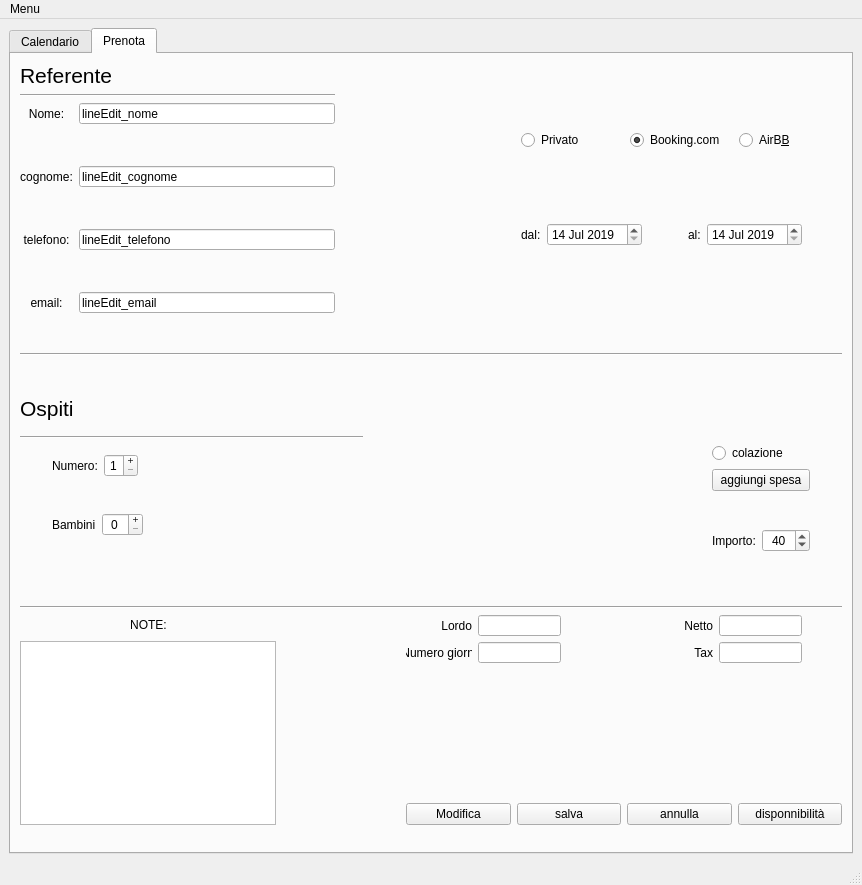
First picture: the form in gui.ui, repository LucioPg/ErbaVento, before the edit.
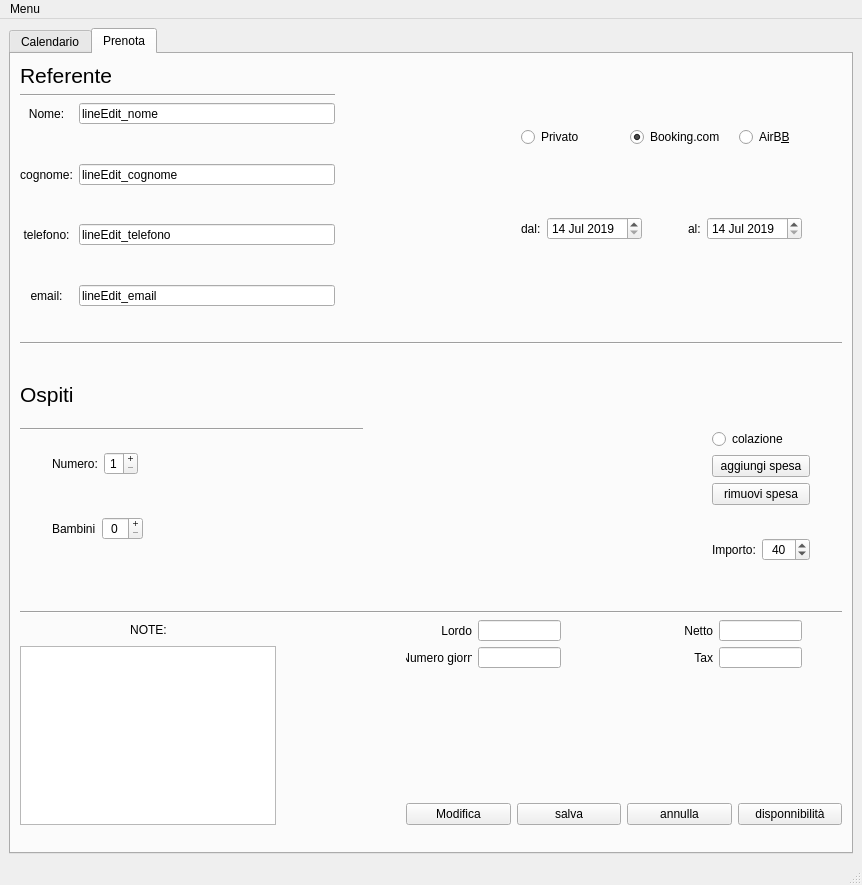
Second picture: the form after the edit. The open tabs and pages were chosen to show the change. Custom widgets are drawn as their Qt base class.

Diff of the .ui file:
```diff
--- a/gui.ui
+++ b/gui.ui
@@ -771,6 +771,13 @@
                                                           </property>
                                                       </widget>
                                                   </item>
+                                                  <item>
+                                                      <widget class="QPushButton" name="bot_rimuoviSpesa">
+                                                          <property name="text">
+                                                              <string>rimuovi spesa</string>
+                                                          </property>
+                                                      </widget>
+                                                  </item>
                                                   <item>
                                                       <spacer name="verticalSpacer_9">
                                                           <property name="orientation">
```
